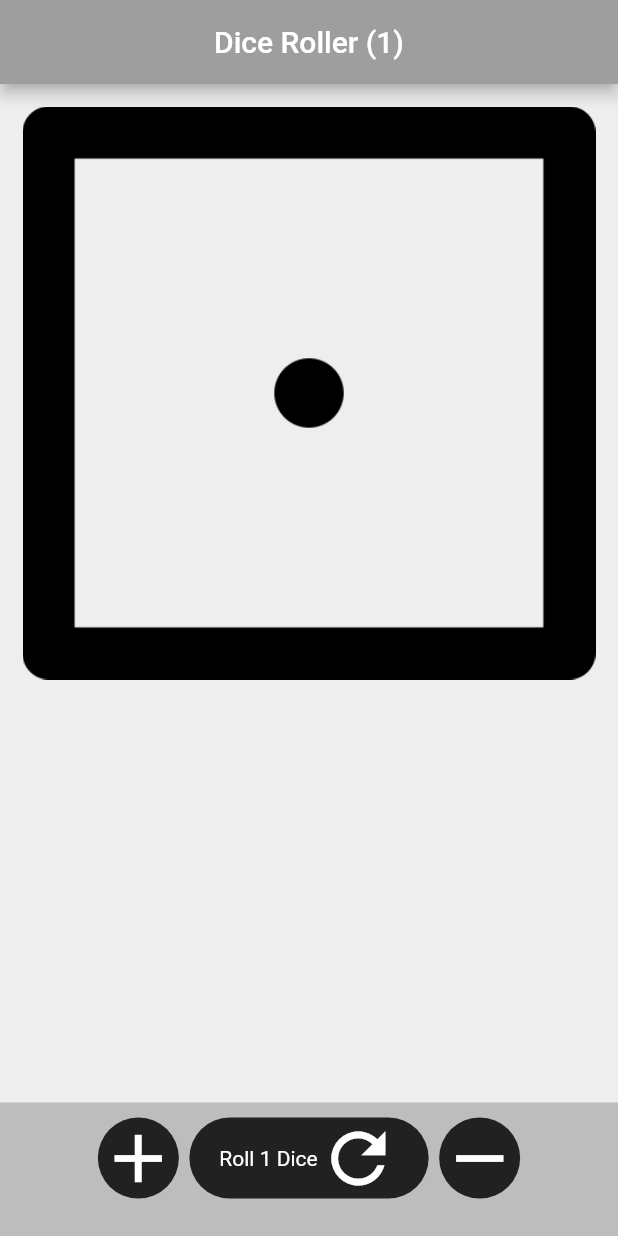
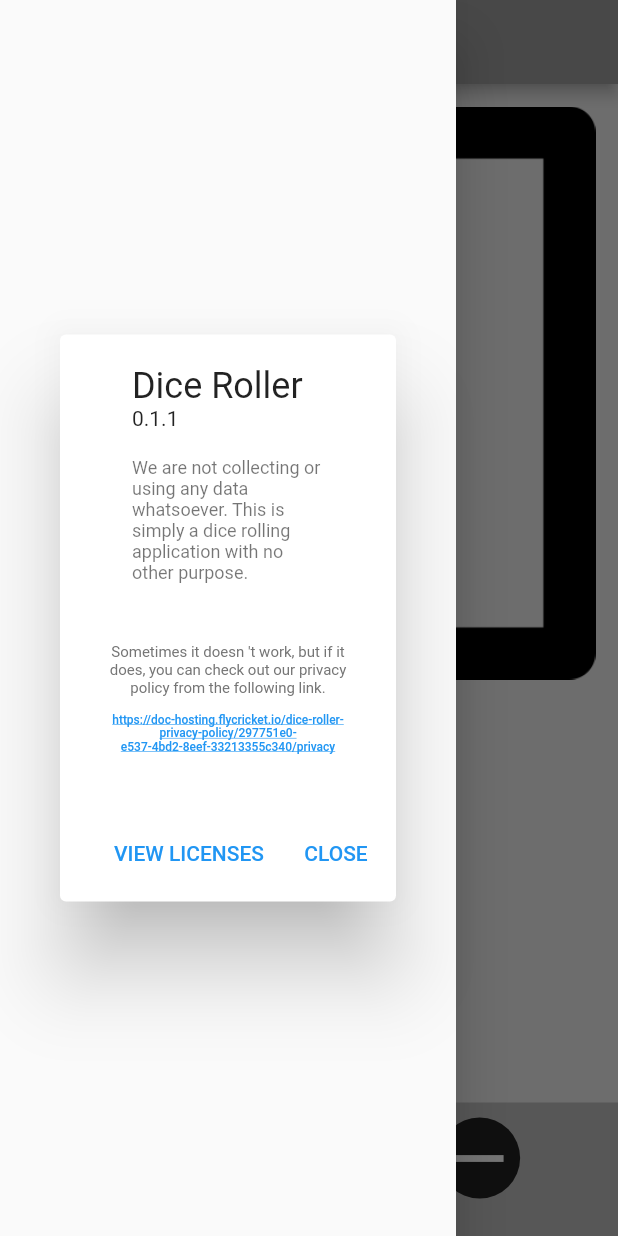
Before and after one commit to furkanbora239/dice_app2, a Flutter app: the screen it shows after launch, with the side drawer open (before the commit the screen has no drawer), on a phone screen of 412 x 824 dp. Run offline on Flutter 3.47's test engine with Material 2 defaults, Android fonts, the phone set to English and light mode, and no system bars; missing offline and left inert: shake.

Commit message:
add a side menu just for app info like version...

```diff
--- /dev/null
+++ b/lib/components/side_menu.dart
@@ -0,0 +1,57 @@
+import 'package:flutter/material.dart';
+import 'package:url_launcher/url_launcher.dart';
+
+final Uri _url = Uri.parse(
+    'https://doc-hosting.flycricket.io/dice-roller-privacy-policy/297751e0-e537-4bd2-8eef-33213355c340/privacy');
+
+class sideMenu extends StatelessWidget {
+  const sideMenu({super.key});
+
+  @override
+  Widget build(BuildContext context) {
+    return SafeArea(
+        child: Column(
+      mainAxisSize: MainAxisSize.max,
+      crossAxisAlignment: CrossAxisAlignment.stretch,
+      mainAxisAlignment: MainAxisAlignment.spaceAround,
+      children: [
+        AboutDialog(
+          applicationName: 'Dice Roller',
+          applicationVersion: '0.1.1',
+          applicationLegalese:
+              'We are not collecting or using any data whatsoever. This is simply a dice rolling application with no other purpose.',
+          children: [
+            const SizedBox(
+              height: 40,
+            ),
+            Text(
+              "Sometimes it doesn 't work, but if it does, you can check out our privacy policy from the following link.",
+              style: TextStyle(
+                fontSize: 10,
+                color: Colors.grey.shade600,
+              ),
+              textAlign: TextAlign.center,
+            ),
+            TextButton(
+              onPressed: () {
+                _launchUrl;
+              },
+              child: const Text(
+                'https://doc-hosting.flycricket.io/dice-roller-privacy-policy/297751e0-e537-4bd2-8eef-33213355c340/privacy',
+                textAlign: TextAlign.center,
+                style: TextStyle(
+                    fontSize: 8, decoration: TextDecoration.underline),
+              ),
+            )
+          ],
+        )
+      ],
+    ));
+  }
+}
+
+Future<void> _launchUrl() async {
+  if (!await launchUrl(_url)) {
+    throw Exception('Could not launch $_url');
+  }
+}
--- a/lib/mainBody.dart
+++ b/lib/mainBody.dart
@@ -1,6 +1,7 @@
 // ignore_for_file: file_names, camel_case_types
 
 import 'package:dice_app2/components/diceZone.dart';
+import 'package:dice_app2/components/side_menu.dart';
 import 'package:flutter/material.dart';
 import 'package:provider/provider.dart';
 import 'components/bottom_navBar.dart';
@@ -12,11 +13,14 @@ class mainBody extends StatelessWidget {
   @override
   Widget build(BuildContext context) {
     return Scaffold(
+      drawer: const Drawer(
+        child: sideMenu(),
+      ),
       backgroundColor: Colors.grey.shade200,
       appBar: AppBar(
-        title: Center(
-            child: Text(
-                'Dice Roller (${context.watch<diceList>().totalDiceNumber})')),
+        title:
+            Text('Dice Roller (${context.watch<diceList>().totalDiceNumber})'),
+        centerTitle: true,
         backgroundColor: Colors.grey,
       ),
       body: const diceZone(),
--- a/pubspec.yaml
+++ b/pubspec.yaml
@@ -1,16 +1,18 @@
 name: dice_app2
 description: A new Flutter project.
 publish_to: 'none'
-version: 0.1.0
+version: 0.1.1
 
 environment:
   sdk: '>=2.19.4 <3.0.0'
 
 dependencies:
+  url_launcher: ^6.1.10
   shake: ^2.2.0
   provider: ^6.0.5
   flutter:
     sdk: flutter
+
 
 dev_dependencies:
   flutter_test:
```
Also changed, not shown: images/ic_launcher.png (added), pubspec.lock, 5 other files.
